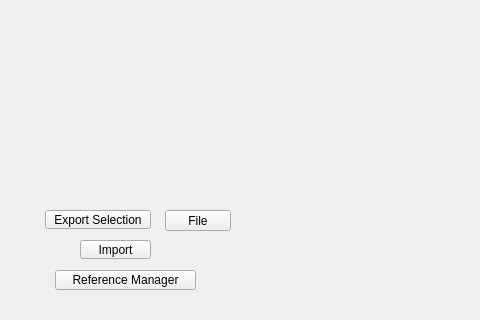
m3trik/tentacle, file tentacle/ui/file#submenu.ui: the form before one commit; both pictures show x 0 to 480 and y 280 to 600 of the 600 by 600 pixel window.
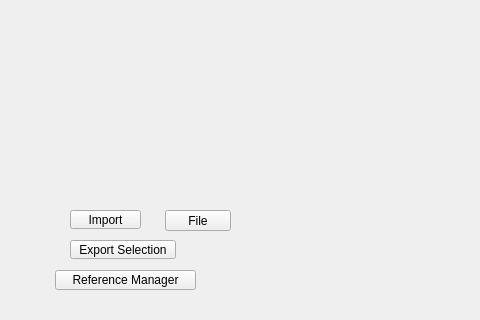
The form after the commit. Custom widgets are drawn as their Qt base class.

The edit to the form file:
```diff
--- a/tentacle/ui/file#submenu.ui
+++ b/tentacle/ui/file#submenu.ui
@@ -84,8 +84,8 @@
    <widget class="QPushButton" name="b007">
     <property name="geometry">
      <rect>
-      <x>80</x>
-      <y>520</y>
+      <x>70</x>
+      <y>490</y>
       <width>71</width>
       <height>19</height>
      </rect>
@@ -112,8 +112,8 @@
    <widget class="QPushButton" name="b008">
     <property name="geometry">
      <rect>
-      <x>45</x>
-      <y>490</y>
+      <x>70</x>
+      <y>520</y>
       <width>106</width>
       <height>19</height>
      </rect>
@@ -190,17 +190,17 @@
   </widget>
  </widget>
  <customwidgets>
+  <customwidget>
+   <class>PushButton</class>
+   <extends>QPushButton</extends>
+   <header>widgets.pushbutton.h</header>
+  </customwidget>
   <customwidget>
    <class>ExpandableList</class>
    <extends>QWidget</extends>
    <header>widgets.expandablelist.h</header>
    <container>1</container>
   </customwidget>
-  <customwidget>
-   <class>PushButton</class>
-   <extends>QPushButton</extends>
-   <header>widgets.pushbutton.h</header>
-  </customwidget>
  </customwidgets>
  <resources/>
  <connections/>
```
